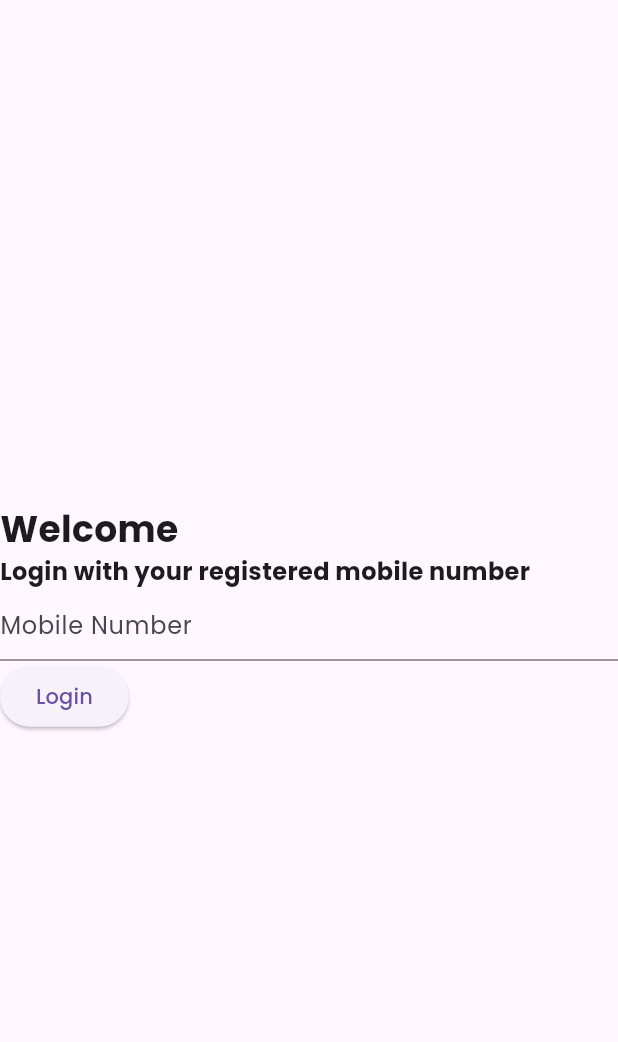
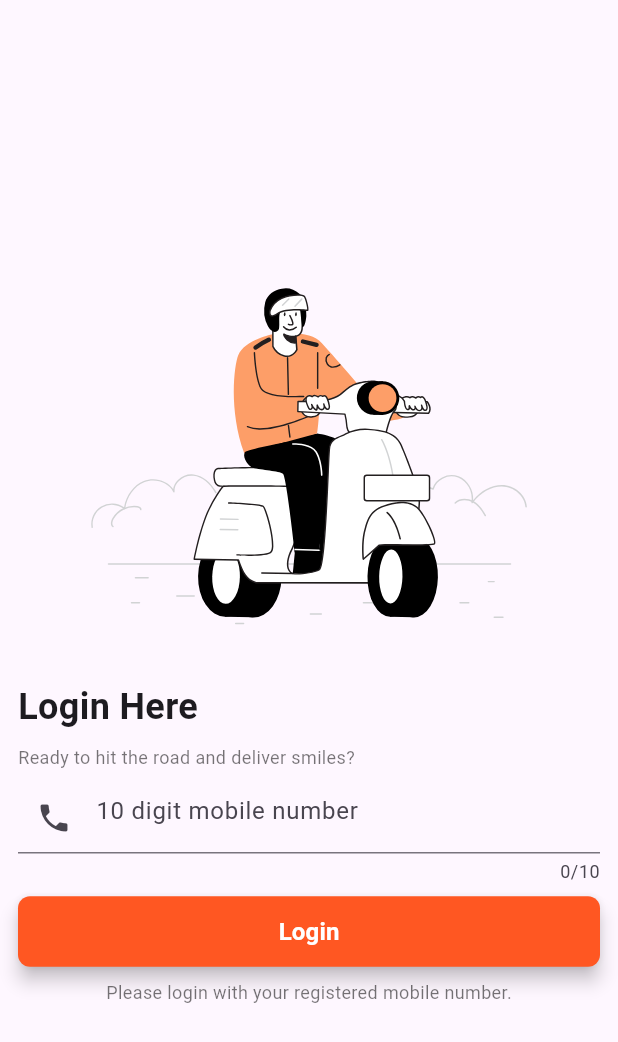
Before and after one commit to gepton-infotech/dragonfly, a Flutter app: the screen it shows after launch, on a phone screen of 412 x 824 dp. Shown: the top 1042 px of the screen. Run offline on Flutter 3.47's test engine with Material 3 defaults, Android fonts, the phone set to English and light mode, and no system bars; our stand-ins replace flutter_bloc, flutter_svg, google_fonts.

Commit message:
feat: Adds Login page

```diff
--- a/milkton_executive/lib/main.dart
+++ b/milkton_executive/lib/main.dart
@@ -22,7 +22,8 @@ class MilktonExecutive extends StatelessWidget {
         title: 'Milkton Executive',
         debugShowCheckedModeBanner: false,
         theme: ThemeData(
-          textTheme: GoogleFonts.poppinsTextTheme(),
+          textTheme: GoogleFonts.robotoTextTheme(),
+          primarySwatch: Colors.deepOrange,
           useMaterial3: true,
         ),
         home: BlocBuilder<AuthCubit, AuthState>(
--- a/milkton_executive/lib/presentation/screens/login.dart
+++ b/milkton_executive/lib/presentation/screens/login.dart
@@ -1,4 +1,5 @@
 import 'package:flutter/material.dart';
+import 'package:flutter_svg/svg.dart';
 
 class LoginScreen extends StatelessWidget {
   const LoginScreen({super.key});
@@ -6,31 +7,73 @@ class LoginScreen extends StatelessWidget {
   @override
   Widget build(BuildContext context) {
     return Scaffold(
-      body: Column(
+      body: Center(
+        child: Padding(
+          padding: const EdgeInsets.symmetric(horizontal: 12),
+          child: SingleChildScrollView(
+            child: Column(
               mainAxisAlignment: MainAxisAlignment.center,
-        crossAxisAlignment: CrossAxisAlignment.start,
+              crossAxisAlignment: CrossAxisAlignment.stretch,
               children: [
+                SvgPicture.asset('assets/images/scooter.svg'),
                 const Text(
-            'Welcome',
+                  'Login Here',
                   style: TextStyle(
                     fontSize: 24,
                     fontWeight: FontWeight.bold,
                   ),
                 ),
+                const SizedBox(height: 8.0),
                 const Text(
-            'Login with your registered mobile number',
+                  'Ready to hit the road and deliver smiles?',
+                  style: TextStyle(
+                    fontSize: 12,
+                    color: Colors.black54,
+                  ),
+                ),
+                const SizedBox(height: 8.0),
+                const TextField(
+                  maxLength: 10,
+                  keyboardType: TextInputType.phone,
+                  decoration: InputDecoration(
+                    hintText: '10 digit mobile number',
+                    prefixIcon: Icon(Icons.phone),
+                  ),
+                ),
+                const SizedBox(height: 8.0),
+                ElevatedButton(
+                  onPressed: () {},
+                  style: ElevatedButton.styleFrom(
+                    backgroundColor: Colors.deepOrange, // background color
+                    foregroundColor: Colors.white, // text color
+                    elevation: 5, // button's elevation when it's pressed
+                    shape: RoundedRectangleBorder(
+                      borderRadius: BorderRadius.circular(8.0),
+                    ),
+                    padding: const EdgeInsets.symmetric(vertical: 12),
+                  ),
+                  child: const Text(
+                    'Login',
                     style: TextStyle(
                       fontSize: 16,
                       fontWeight: FontWeight.bold,
                     ),
                   ),
-          const TextField(
-            decoration: InputDecoration(
-              hintText: 'Mobile Number',
+                ),
+                const SizedBox(height: 8.0),
+                const Center(
+                  child: Text(
+                    'Please login with your registered mobile number.',
+                    style: TextStyle(
+                      fontSize: 12,
+                      color: Colors.black54,
                     ),
                   ),
-          ElevatedButton(onPressed: () {}, child: const Text('Login')),
+                )
               ],
+            ),
+          ),
+        ),
       ),
     );
   }
```
Also changed, not shown: milkton_executive/pubspec.yaml (+4 -3 lines), milkton_executive/assets/images/scooter.svg (added), milkton_executive/pubspec.lock. Lines whose indentation alone changed are shown as unchanged.
